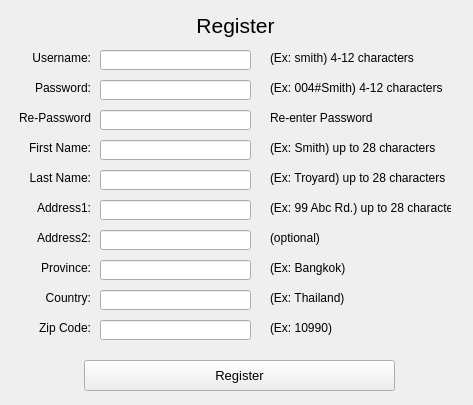
First picture: the form in unicorn/ui/register.ui, repository shiragaP/uAuction, before the edit.
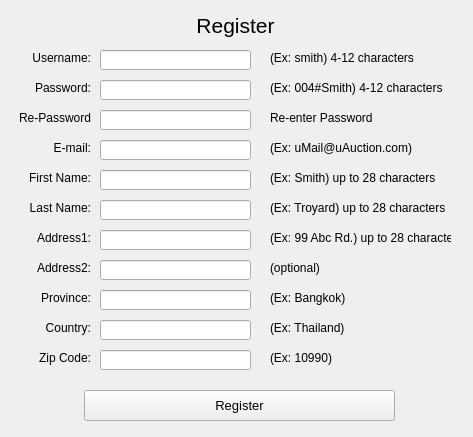
Second picture: the form after the edit.

Diff of the .ui file:
```diff
--- a/unicorn/ui/register.ui
+++ b/unicorn/ui/register.ui
@@ -7,7 +7,7 @@
     <x>0</x>
     <y>0</y>
     <width>473</width>
-    <height>405</height>
+    <height>437</height>
    </rect>
   </property>
   <property name="windowTitle">
@@ -43,7 +43,7 @@
    <property name="geometry">
     <rect>
      <x>84</x>
-     <y>360</y>
+     <y>390</y>
      <width>311</width>
      <height>31</height>
     </rect>
@@ -98,7 +98,7 @@
    <property name="geometry">
     <rect>
      <x>20</x>
-     <y>140</y>
+     <y>170</y>
      <width>71</width>
      <height>16</height>
     </rect>
@@ -130,7 +130,7 @@
    <property name="geometry">
     <rect>
      <x>20</x>
-     <y>230</y>
+     <y>260</y>
      <width>71</width>
      <height>16</height>
     </rect>
@@ -146,7 +146,7 @@
    <property name="geometry">
     <rect>
      <x>20</x>
-     <y>260</y>
+     <y>290</y>
      <width>71</width>
      <height>16</height>
     </rect>
@@ -162,7 +162,7 @@
    <property name="geometry">
     <rect>
      <x>20</x>
-     <y>200</y>
+     <y>230</y>
      <width>71</width>
      <height>16</height>
     </rect>
@@ -178,7 +178,7 @@
    <property name="geometry">
     <rect>
      <x>20</x>
-     <y>170</y>
+     <y>200</y>
      <width>71</width>
      <height>16</height>
     </rect>
@@ -194,7 +194,7 @@
    <property name="geometry">
     <rect>
      <x>20</x>
-     <y>320</y>
+     <y>350</y>
      <width>71</width>
      <height>16</height>
     </rect>
@@ -210,7 +210,7 @@
    <property name="geometry">
     <rect>
      <x>20</x>
-     <y>290</y>
+     <y>320</y>
      <width>71</width>
      <height>16</height>
     </rect>
@@ -226,7 +226,7 @@
    <property name="geometry">
     <rect>
      <x>270</x>
-     <y>290</y>
+     <y>320</y>
      <width>181</width>
      <height>16</height>
     </rect>
@@ -242,7 +242,7 @@
    <property name="geometry">
     <rect>
      <x>270</x>
-     <y>200</y>
+     <y>230</y>
      <width>181</width>
      <height>16</height>
     </rect>
@@ -258,7 +258,7 @@
    <property name="geometry">
     <rect>
      <x>270</x>
-     <y>170</y>
+     <y>200</y>
      <width>181</width>
      <height>16</height>
     </rect>
@@ -274,7 +274,7 @@
    <property name="geometry">
     <rect>
      <x>270</x>
-     <y>140</y>
+     <y>170</y>
      <width>181</width>
      <height>16</height>
     </rect>
@@ -290,7 +290,7 @@
    <property name="geometry">
     <rect>
      <x>270</x>
-     <y>260</y>
+     <y>290</y>
      <width>181</width>
      <height>16</height>
     </rect>
@@ -306,7 +306,7 @@
    <property name="geometry">
     <rect>
      <x>270</x>
-     <y>230</y>
+     <y>260</y>
      <width>181</width>
      <height>16</height>
     </rect>
@@ -354,7 +354,7 @@
    <property name="geometry">
     <rect>
      <x>270</x>
-     <y>320</y>
+     <y>350</y>
      <width>181</width>
      <height>16</height>
     </rect>
@@ -396,7 +396,7 @@
    <property name="geometry">
     <rect>
      <x>100</x>
-     <y>140</y>
+     <y>170</y>
      <width>151</width>
      <height>20</height>
     </rect>
@@ -416,7 +416,7 @@
    <property name="geometry">
     <rect>
      <x>100</x>
-     <y>230</y>
+     <y>260</y>
      <width>151</width>
      <height>20</height>
     </rect>
@@ -426,7 +426,7 @@
    <property name="geometry">
     <rect>
      <x>100</x>
-     <y>200</y>
+     <y>230</y>
      <width>151</width>
      <height>20</height>
     </rect>
@@ -436,7 +436,7 @@
    <property name="geometry">
     <rect>
      <x>100</x>
-     <y>170</y>
+     <y>200</y>
      <width>151</width>
      <height>20</height>
     </rect>
@@ -446,7 +446,7 @@
    <property name="geometry">
     <rect>
      <x>100</x>
-     <y>260</y>
+     <y>290</y>
      <width>151</width>
      <height>20</height>
     </rect>
@@ -456,7 +456,7 @@
    <property name="geometry">
     <rect>
      <x>100</x>
-     <y>290</y>
+     <y>320</y>
      <width>151</width>
      <height>20</height>
     </rect>
@@ -466,12 +466,54 @@
    <property name="geometry">
     <rect>
      <x>100</x>
-     <y>320</y>
+     <y>350</y>
      <width>151</width>
      <height>20</height>
     </rect>
    </property>
   </widget>
+  <widget class="QLineEdit" name="lineEdit_04_firstname_2">
+   <property name="geometry">
+    <rect>
+     <x>100</x>
+     <y>140</y>
+     <width>151</width>
+     <height>20</height>
+    </rect>
+   </property>
+  </widget>
+  <widget class="QLabel" name="label_04_firstname_2">
+   <property name="geometry">
+    <rect>
+     <x>20</x>
+     <y>140</y>
+     <width>71</width>
+     <height>16</height>
+    </rect>
+   </property>
+   <property name="text">
+    <string>E-mail:</string>
+   </property>
+   <property name="alignment">
+    <set>Qt::AlignRight|Qt::AlignTrailing|Qt::AlignVCenter</set>
+   </property>
+  </widget>
+  <widget class="QLabel" name="label_04_firstname_detail_2">
+   <property name="geometry">
+    <rect>
+     <x>270</x>
+     <y>140</y>
+     <width>181</width>
+     <height>16</height>
+    </rect>
+   </property>
+   <property name="text">
+    <string>(Ex: uMail@uAuction.com)</string>
+   </property>
+   <property name="alignment">
+    <set>Qt::AlignLeading|Qt::AlignLeft|Qt::AlignVCenter</set>
+   </property>
+  </widget>
   <zorder>label_02_password</zorder>
   <zorder>label_01_username</zorder>
   <zorder>lineEdit_01_username</zorder>
```
Left out of the diff: 3 changed lines with no effect on the pictures.
